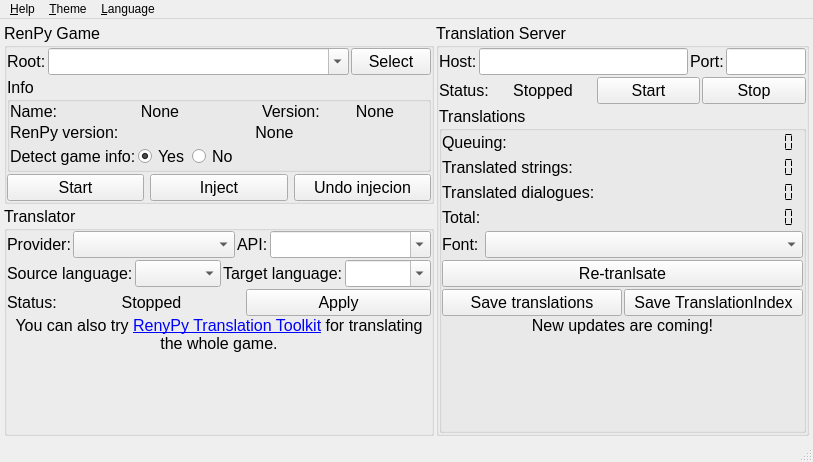
abse4411/projz_renpy_translation, file qt5/main.ui: the form before one commit.
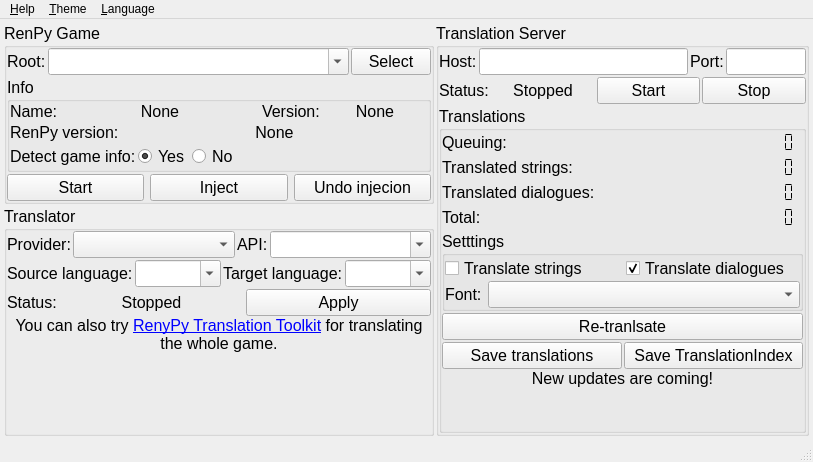
The form after the commit. Icons and pictures are not drawn.

The edit to the form file:
```diff
--- a/qt5/main.ui
+++ b/qt5/main.ui
@@ -659,6 +659,9 @@
                  <pointsize>12</pointsize>
                 </font>
                </property>
+               <property name="editable">
+                <bool>true</bool>
+               </property>
               </widget>
              </item>
              <item>
@@ -1245,6 +1248,72 @@
                  </layout>
                 </item>
                 <item>
+                 <widget class="QGroupBox" name="groupBox_5">
+                  <property name="title">
+                   <string>Setttings</string>
+                  </property>
+                  <layout class="QVBoxLayout" name="verticalLayout_8">
+                   <property name="spacing">
+                    <number>0</number>
+                   </property>
+                   <property name="leftMargin">
+                    <number>0</number>
+                   </property>
+                   <property name="topMargin">
+                    <number>0</number>
+                   </property>
+                   <property name="rightMargin">
+                    <number>0</number>
+                   </property>
+                   <property name="bottomMargin">
+                    <number>0</number>
+                   </property>
+                   <item>
+                    <layout class="QHBoxLayout" name="horizontalLayout_17">
+                     <property name="spacing">
+                      <number>6</number>
+                     </property>
+                     <property name="leftMargin">
+                      <number>0</number>
+                     </property>
+                     <property name="topMargin">
+                      <number>0</number>
+                     </property>
+                     <property name="rightMargin">
+                      <number>0</number>
+                     </property>
+                     <property name="bottomMargin">
+                      <number>0</number>
+                     </property>
+                     <item>
+                      <widget class="QCheckBox" name="stringtran_check">
+                       <property name="sizePolicy">
+                        <sizepolicy hsizetype="Minimum" vsizetype="Fixed">
+                         <horstretch>0</horstretch>
+                         <verstretch>0</verstretch>
+                        </sizepolicy>
+                       </property>
+                       <property name="text">
+                        <string>Translate strings</string>
+                       </property>
+                      </widget>
+                     </item>
+                     <item>
+                      <widget class="QCheckBox" name="dialoguetran_check">
+                       <property name="text">
+                        <string>Translate dialogues</string>
+                       </property>
+                       <property name="checked">
+                        <bool>true</bool>
+                       </property>
+                       <property name="tristate">
+                        <bool>false</bool>
+                       </property>
+                      </widget>
+                     </item>
+                    </layout>
+                   </item>
+                   <item>
                  <layout class="QHBoxLayout" name="horizontalLayout_5">
                   <property name="spacing">
                    <number>6</number>
@@ -1283,6 +1352,9 @@
                   </item>
                  </layout>
                 </item>
+                  </layout>
+                 </widget>
+                </item>
                 <item>
                  <widget class="QPushButton" name="retranslate_button">
                   <property name="toolTip">
```
Left out of the diff: 12 changed lines with no effect on the pictures. Lines whose indentation alone changed are shown as unchanged.
